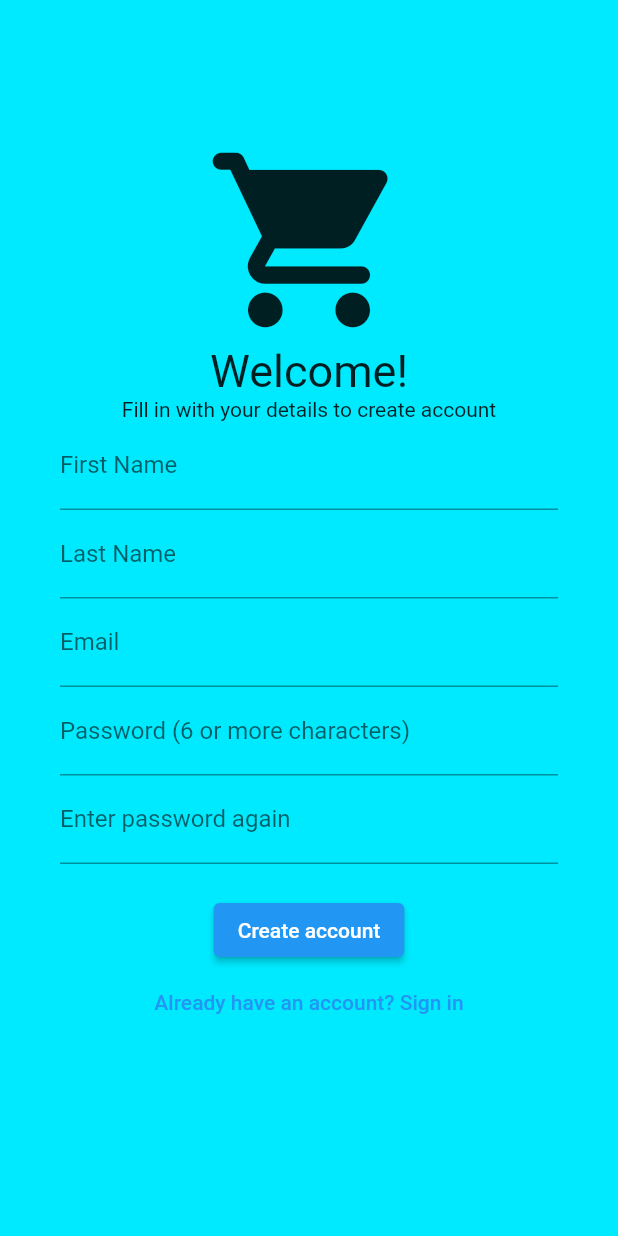
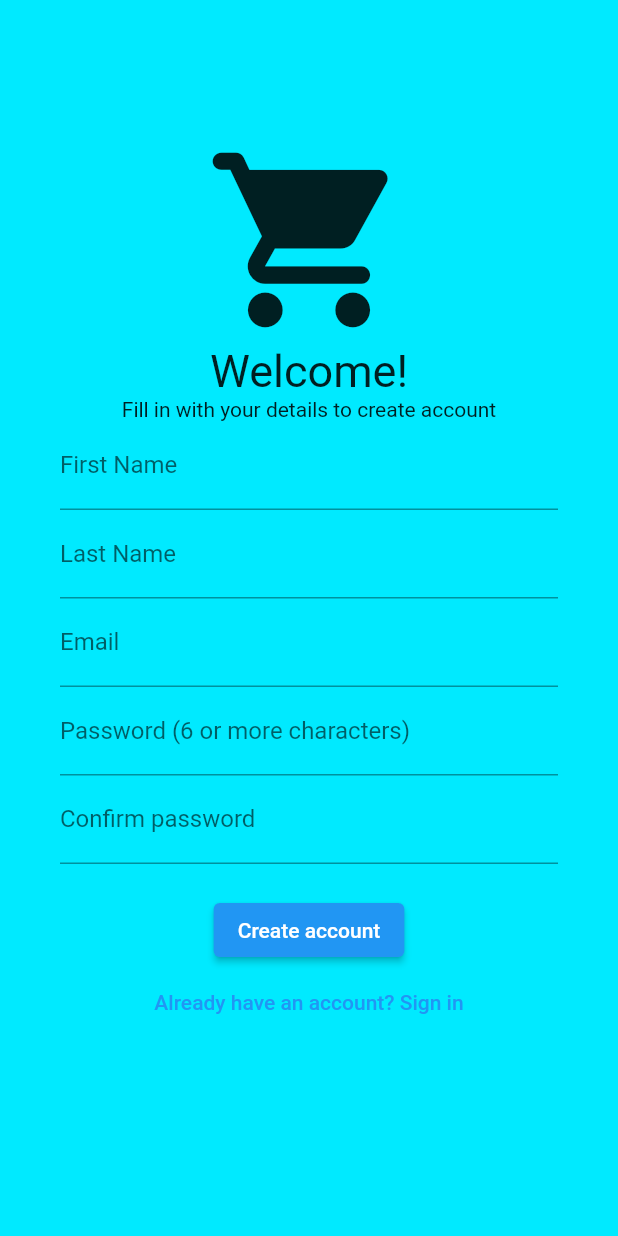
Before and after one commit to valdodotcom/COE356-VorTech, a Flutter app: the NewAccountPage screen opened directly, on a phone screen of 412 x 824 dp. Run offline on Flutter 3.47's test engine with Material 2 defaults, Android fonts, the phone set to English and light mode, and no system bars.

```diff
--- a/instashop/lib/ui/home.dart
+++ b/instashop/lib/ui/home.dart
@@ -174,7 +174,7 @@ class _NewAccountPageState extends State<NewAccountPage> {
                 new TextField(
                   controller: _secondPasswordController,
                   decoration: new InputDecoration(
-                    labelText: "Enter password again",
+                    labelText: "Confirm password",
                   ),
                   obscureText: true,
                 ),
```
